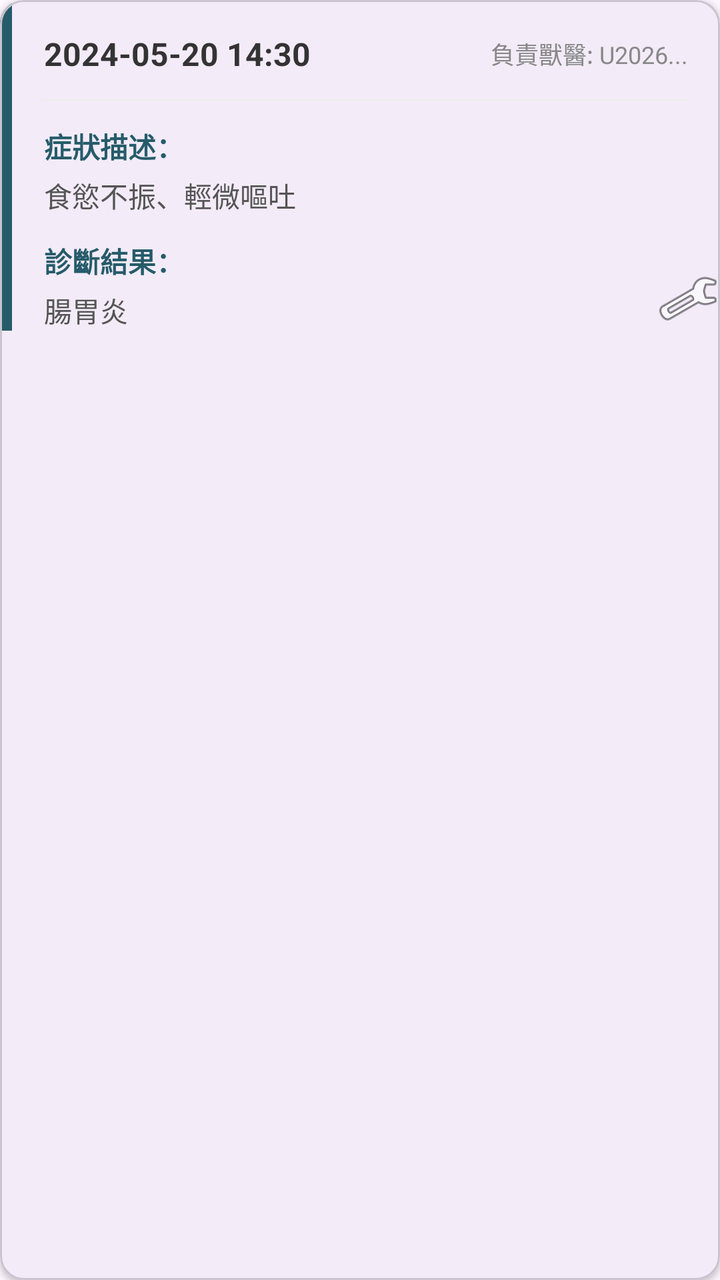
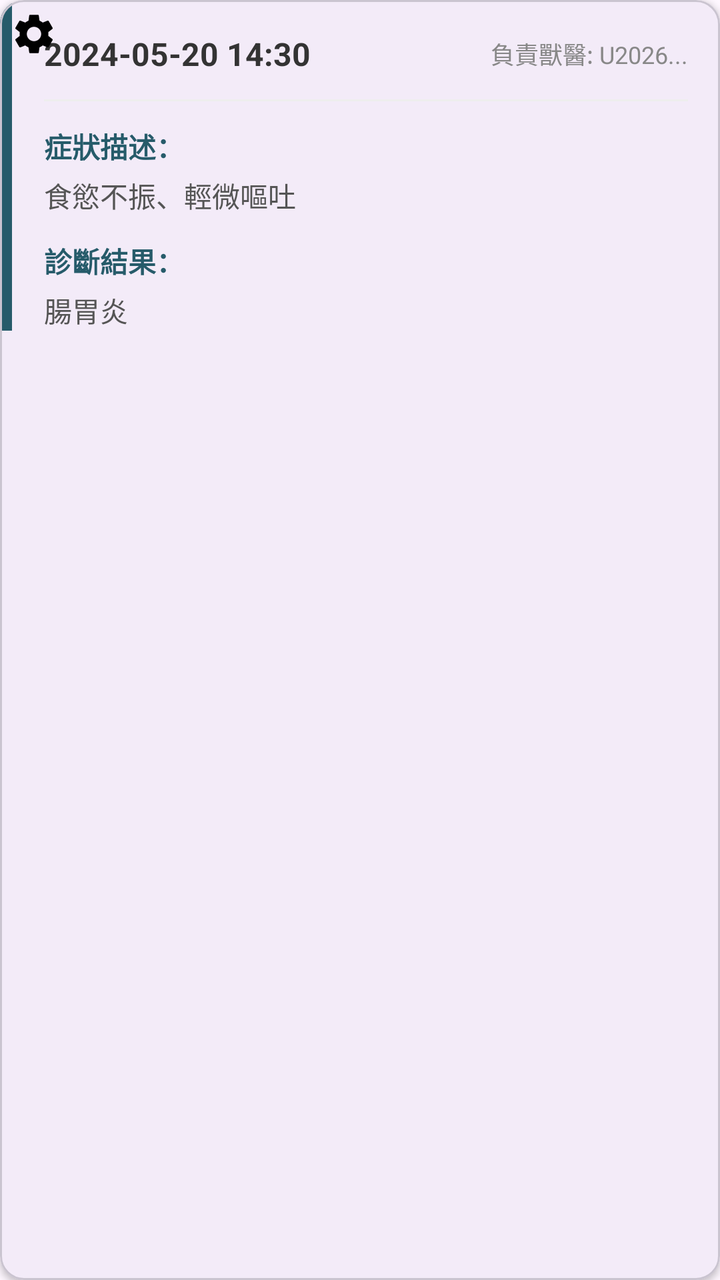

Screens rendered from an Android XML layout before and after an edit, with the pre-edit source and the edit as a unified diff.
<!-- AndroidManifest.xml: application theme Theme.PetCare -->
<!-- res/layout/item_medical_record.xml -->
<?xml version="1.0" encoding="utf-8"?>
<com.google.android.material.card.MaterialCardView
    xmlns:android="http://schemas.android.com/apk/res/android"
    xmlns:app="http://schemas.android.com/apk/res-auto"
    android:layout_width="match_parent"
    android:layout_height="wrap_content"
    android:layout_marginHorizontal="16dp"
    android:layout_marginVertical="8dp"
    app:cardCornerRadius="12dp"
    app:cardElevation="2dp">

    <androidx.constraintlayout.widget.ConstraintLayout
        android:layout_width="match_parent"
        android:layout_height="wrap_content"
        android:paddingBottom="16dp">

        
        <View
            android:id="@+id/colorStrip"
            android:layout_width="6dp"
            android:layout_height="0dp"
            android:background="#265B6A"
            app:layout_constraintTop_toTopOf="parent"
            app:layout_constraintBottom_toBottomOf="parent"
            app:layout_constraintStart_toStartOf="parent" />

        
        <TextView
            android:id="@+id/tvVisitDate"
            android:layout_width="wrap_content"
            android:layout_height="wrap_content"
            android:layout_marginStart="16dp"
            android:layout_marginTop="16dp"
            android:text="2024-05-20 14:30"
            android:textColor="#333333"
            android:textSize="16sp"
            android:textStyle="bold"
            app:layout_constraintStart_toEndOf="@id/colorStrip"
            app:layout_constraintTop_toTopOf="parent" />

        
        <TextView
            android:id="@+id/tvVetId"
            android:layout_width="wrap_content"
            android:layout_height="wrap_content"
            android:layout_marginEnd="16dp"
            android:text="負責獸醫: U2026..."
            android:textColor="#888888"
            android:textSize="12sp"
            app:layout_constraintBottom_toBottomOf="@id/tvVisitDate"
            app:layout_constraintEnd_toEndOf="parent"
            app:layout_constraintTop_toTopOf="@id/tvVisitDate" />

        <View
            android:id="@+id/divider"
            android:layout_width="0dp"
            android:layout_height="1dp"
            android:layout_marginTop="12dp"
            android:layout_marginStart="16dp"
            android:layout_marginEnd="16dp"
            android:background="#EEEEEE"
            app:layout_constraintStart_toEndOf="@id/colorStrip"
            app:layout_constraintEnd_toEndOf="parent"
            app:layout_constraintTop_toBottomOf="@id/tvVisitDate" />

        
        <TextView
            android:id="@+id/lblSymptoms"
            android:layout_width="wrap_content"
            android:layout_height="wrap_content"
            android:layout_marginStart="16dp"
            android:layout_marginTop="12dp"
            android:text="症狀描述："
            android:textColor="#265B6A"
            android:textSize="14sp"
            android:textStyle="bold"
            app:layout_constraintStart_toEndOf="@id/colorStrip"
            app:layout_constraintTop_toBottomOf="@id/divider" />

        <TextView
            android:id="@+id/tvSymptoms"
            android:layout_width="0dp"
            android:layout_height="wrap_content"
            android:layout_marginStart="16dp"
            android:layout_marginEnd="16dp"
            android:layout_marginTop="4dp"
            android:text="食慾不振、輕微嘔吐"
            android:textColor="#555555"
            app:layout_constraintStart_toEndOf="@id/colorStrip"
            app:layout_constraintEnd_toEndOf="parent"
            app:layout_constraintTop_toBottomOf="@id/lblSymptoms" />

        
        <TextView
            android:id="@+id/lblDiagnosis"
            android:layout_width="wrap_content"
            android:layout_height="wrap_content"
            android:layout_marginStart="16dp"
            android:layout_marginTop="12dp"
            android:text="診斷結果："
            android:textColor="#265B6A"
            android:textSize="14sp"
            android:textStyle="bold"
            app:layout_constraintStart_toEndOf="@id/colorStrip"
            app:layout_constraintTop_toBottomOf="@id/tvSymptoms" />

        <TextView
            android:id="@+id/tvDiagnosis"
            android:layout_width="0dp"
            android:layout_height="wrap_content"
            android:layout_marginStart="16dp"
            android:layout_marginEnd="16dp"
            android:layout_marginTop="4dp"
            android:text="腸胃炎"
            android:textColor="#555555"
            app:layout_constraintStart_toEndOf="@id/colorStrip"
            app:layout_constraintEnd_toEndOf="parent"
            app:layout_constraintTop_toBottomOf="@id/lblDiagnosis" />

        
        <ImageView
            android:id="@+id/ivAttachment"
            android:layout_width="20dp"
            android:layout_height="20dp"
            android:layout_marginEnd="16dp"
            android:layout_marginBottom="16dp"
            android:src="@android:drawable/ic_menu_agenda"
            android:visibility="gone"
            app:tint="#888888"
            app:layout_constraintBottom_toBottomOf="parent"
            app:layout_constraintEnd_toEndOf="parent" />

        <ImageView
            android:layout_width="wrap_content"
            android:layout_height="wrap_content"
            android:id="@+id/ivEdit"
            android:src="@android:drawable/ic_menu_preferences"
            app:layout_constraintRight_toLeftOf="@id/ivAttachment"
            app:layout_constraintBottom_toBottomOf="parent"/>

    </androidx.constraintlayout.widget.ConstraintLayout>
</com.google.android.material.card.MaterialCardView>
<!-- resources referenced by this layout -->
<resources>
  <style name="Theme.PetCare" parent="Base.Theme.PetCare" />
  <style name="Base.Theme.PetCare" parent="Theme.Material3.DayNight.NoActionBar">
          
          
      </style>
</resources>

<!-- the commit's change to res/layout/item_medical_record.xml (unified diff, before → after) -->
@@ -134,9 +134,10 @@
             android:layout_width="wrap_content"
             android:layout_height="wrap_content"
             android:id="@+id/ivEdit"
-            android:src="@android:drawable/ic_menu_preferences"
-            app:layout_constraintRight_toLeftOf="@id/ivAttachment"
-            app:layout_constraintBottom_toBottomOf="parent"/>
+            android:src="@drawable/baseline_settings_24"
+            app:layout_constraintLeft_toLeftOf="parent"
+            app:layout_constraintTop_toTopOf="parent"
+            android:layout_margin="5dp"/>
 
     </androidx.constraintlayout.widget.ConstraintLayout>
 </com.google.android.material.card.MaterialCardView>
<!-- resource entries referenced after the edit -->
@@ -1,5 +1,11 @@
 <!-- resources referenced by this layout -->
 <resources>
+  <!-- drawable baseline_settings_24 (drawable) -->
+  <vector xmlns:android="http://schemas.android.com/apk/res/android" android:height="24dp" android:tint="#000000" android:viewportHeight="24" android:viewportWidth="24" android:width="24dp">
+        
+      <path android:fillColor="@android:color/white" android:pathData="M19.14,12.94c0.04,-0.3 0.06,-0.61 0.06,-0.94c0,-0.32 -0.02,-0.64 -0.07,-0.94l2.03,-1.58c0.18,-0.14 0.23,-0.41 0.12,-0.61l-1.92,-3.32c-0.12,-0.22 -0.37,-0.29 -0.59,-0.22l-2.39,0.96c-0.5,-0.38 -1.03,-0.7 -1.62,-0.94L14.4,2.81c-0.04,-0.24 -0.24,-0.41 -0.48,-0.41h-3.84c-0.24,0 -0.43,0.17 -0.47,0.41L9.25,5.35C8.66,5.59 8.12,5.92 7.63,6.29L5.24,5.33c-0.22,-0.08 -0.47,0 -0.59,0.22L2.74,8.87C2.62,9.08 2.66,9.34 2.86,9.48l2.03,1.58C4.84,11.36 4.8,11.69 4.8,12s0.02,0.64 0.07,0.94l-2.03,1.58c-0.18,0.14 -0.23,0.41 -0.12,0.61l1.92,3.32c0.12,0.22 0.37,0.29 0.59,0.22l2.39,-0.96c0.5,0.38 1.03,0.7 1.62,0.94l0.36,2.54c0.05,0.24 0.24,0.41 0.48,0.41h3.84c0.24,0 0.44,-0.17 0.47,-0.41l0.36,-2.54c0.59,-0.24 1.13,-0.56 1.62,-0.94l2.39,0.96c0.22,0.08 0.47,0 0.59,-0.22l1.92,-3.32c0.12,-0.22 0.07,-0.47 -0.12,-0.61L19.14,12.94zM12,15.6c-1.98,0 -3.6,-1.62 -3.6,-3.6s1.62,-3.6 3.6,-3.6s3.6,1.62 3.6,3.6S13.98,15.6 12,15.6z"/>
+      
+  </vector>
   <style name="Theme.PetCare" parent="Base.Theme.PetCare" />
   <style name="Base.Theme.PetCare" parent="Theme.Material3.DayNight.NoActionBar">
           
